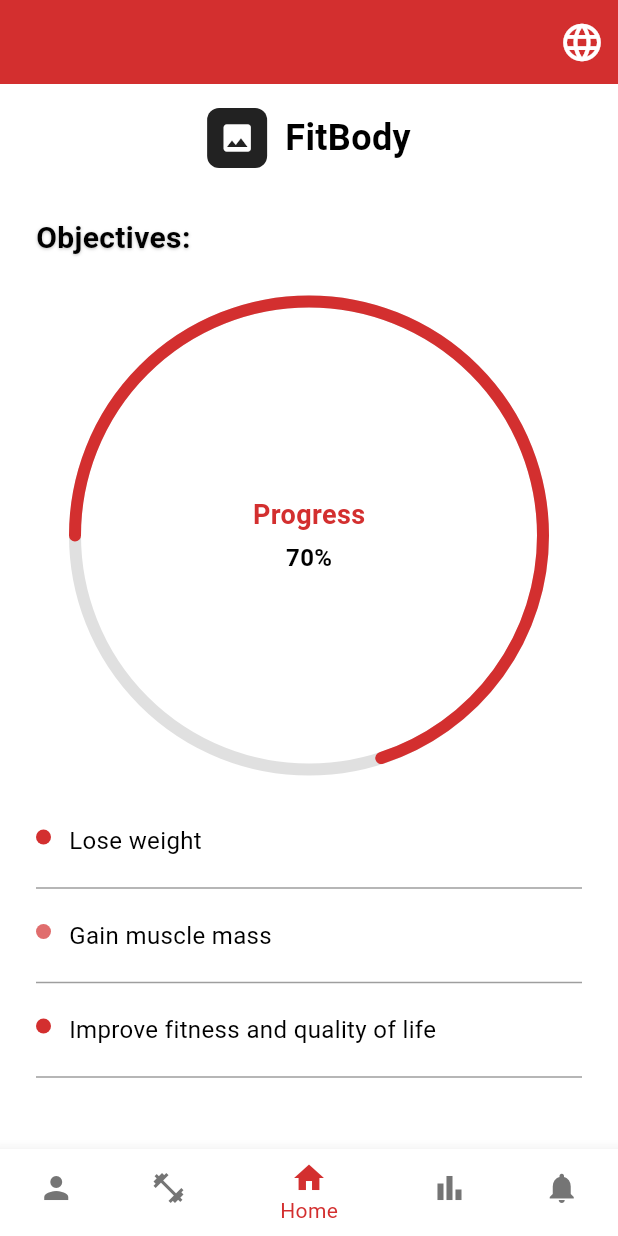
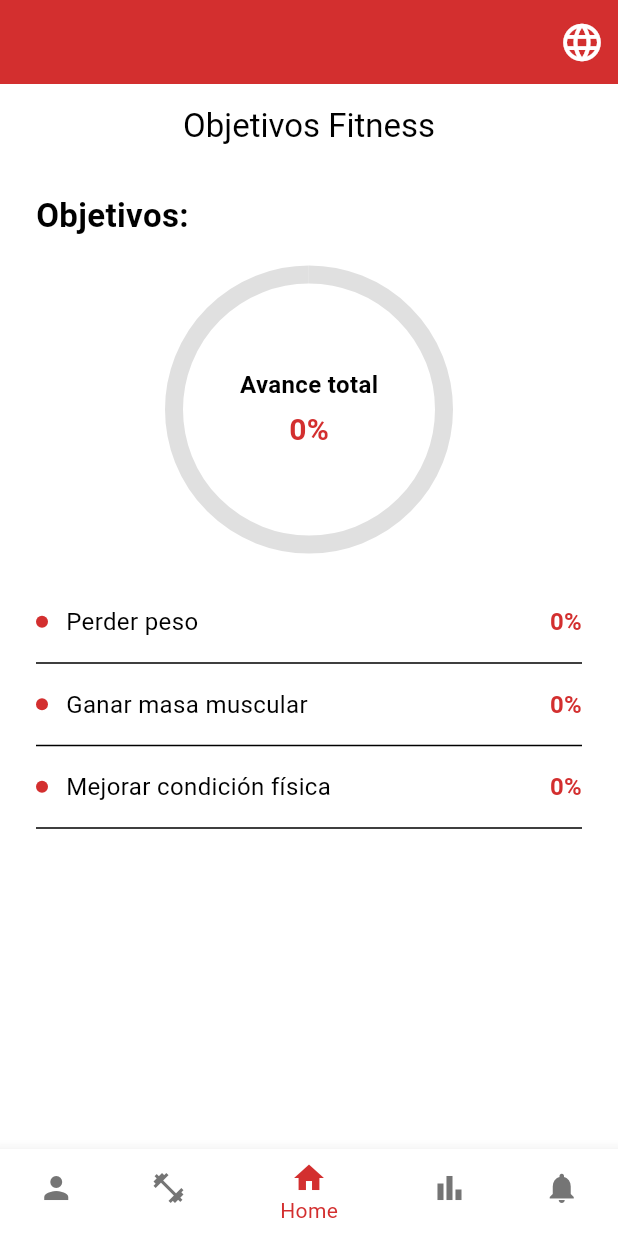
Before and after one commit to anderson2549/FitBuddy, a Flutter app: the MainScreen screen opened by its route, on a phone screen of 412 x 824 dp. Run offline on Flutter 3.47's test engine with Material 3 defaults, Android fonts, the phone set to English and light mode, and no system bars; drawn by our look-alikes of percent_indicator; our stand-ins replace flutter_riverpod, go_router; missing offline and left inert: analyzer, build, source_gen.

Commit message:
feat: HomeView con objetivos dinámicos y progreso por objetivo

```diff
--- a/lib/l10n/app_localizations_en.dart
+++ b/lib/l10n/app_localizations_en.dart
@@ -203,7 +203,8 @@ class AppLocalizationsEn extends AppLocalizations {
   String get password_required_text => 'Password is required.';
 
   @override
-  String get password_min_length_text => 'Password must be at least 6 characters.';
+  String get password_min_length_text =>
+      'Password must be at least 6 characters.';
 
   @override
   String get forgot_password_text => 'Forgot your password?';
--- a/lib/l10n/app_localizations_es.dart
+++ b/lib/l10n/app_localizations_es.dart
@@ -86,7 +86,8 @@ class AppLocalizationsEs extends AppLocalizations {
   String get objective_gain_muscle => 'Ganar masa muscular';
 
   @override
-  String get objective_improve_fitness => 'Mejorar la condición física y calidad de vida';
+  String get objective_improve_fitness =>
+      'Mejorar la condición física y calidad de vida';
 
   @override
   String get back_button => 'Atrás';
@@ -203,7 +204,8 @@ class AppLocalizationsEs extends AppLocalizations {
   String get password_required_text => 'La contraseña es obligatoria.';
 
   @override
-  String get password_min_length_text => 'La contraseña debe tener al menos 6 caracteres.';
+  String get password_min_length_text =>
+      'La contraseña debe tener al menos 6 caracteres.';
 
   @override
   String get forgot_password_text => '¿Olvidaste tu contraseña?';
--- a/lib/presentations/screens/main/views/home_view.dart
+++ b/lib/presentations/screens/main/views/home_view.dart
@@ -1,139 +1,167 @@
-import 'package:fitbuddy/core/widgets/atoms/text_translation.dart';
 import 'package:flutter/material.dart';
-import 'package:percent_indicator/percent_indicator.dart';
+import 'package:flutter_riverpod/flutter_riverpod.dart';
+import 'package:fitbuddy/providers/progress_provider.dart';
 
-class HomeView extends StatelessWidget {
-  const HomeView({super.key});
+class HomeView extends ConsumerWidget {
+  const HomeView({Key? key}) : super(key: key);
 
   @override
-  Widget build(BuildContext context) {
+  Widget build(BuildContext context, WidgetRef ref) {
     const red = Color(0xFFD32F2F);
 
-    Widget buildObjectiveItem(String key, Color dotColor) {
-      return Column(
-        children: [
-          Row(
+    // 1️⃣ Mapeo de objetivos → lista de ejercicios asociados
+    const objectiveMap = {
+      'Perder peso': ['Calentamiento', 'Trotar'],
+      'Ganar masa muscular': [
+        'Abdomen - cintura',
+        'Pierna - Pantorrilla - Glúteo',
+        'Pecho',
+        'Bíceps - Antebrazo',
+        'Tríceps',
+        'Espalda - Lumbar',
+        'Hombro - Trapecio',
+      ],
+      'Mejorar condición física': [
+        'Calentamiento',
+        'Trotar',
+        'Abdomen - cintura',
+        'Pierna - Pantorrilla - Glúteo',
+      ],
+    };
+
+    // 2️⃣ Obtengo todos los ejercicios hechos hoy
+    final data = ref.watch(progressProvider);
+    final todayKey = DateTime.now().toIso8601String().substring(0, 10);
+    final todaysExercises = data[todayKey]?.exercises ?? [];
+
+    // 3️⃣ Calculo porcentajes por objetivo
+    final Map<String, double> objPercents = {};
+    for (var entry in objectiveMap.entries) {
+      final totalItems = entry.value.length;
+      final done = todaysExercises.where((e) => entry.value.contains(e)).length;
+      objPercents[entry.key] = (done / totalItems).clamp(0.0, 1.0);
+    }
+
+    return Scaffold(
+      appBar: AppBar(
+        title: const Text('Objetivos Fitness'),
+        centerTitle: true,
+        backgroundColor: Colors.white,
+        foregroundColor: Colors.black,
+        elevation: 0,
+      ),
+      body: SafeArea(
+        child: Padding(
+          padding: const EdgeInsets.symmetric(horizontal: 24, vertical: 16),
+          child: Column(
             crossAxisAlignment: CrossAxisAlignment.start,
             children: [
-              Container(
-                width: 10,
-                height: 10,
-                margin: const EdgeInsets.only(top: 4),
-                decoration: BoxDecoration(
-                  color: dotColor,
-                  shape: BoxShape.circle,
-                ),
+              const Text(
+                'Objetivos:',
+                style: TextStyle(fontSize: 22, fontWeight: FontWeight.bold),
               ),
-              const SizedBox(width: 12),
-              Expanded(
-                child: TextTranslation(
-                  key,
-                  style: const TextStyle(fontSize: 16),
-                ),
-              ),
-            ],
-          ),
-          const SizedBox(height: 12),
-          const Divider(color: Colors.grey),
-          const SizedBox(height: 12),
-        ],
-      );
-    }
+              const SizedBox(height: 24),
 
-    return SafeArea(
-      child: SingleChildScrollView(
-        padding: const EdgeInsets.symmetric(horizontal: 24, vertical: 16),
-        child: Column(
-          crossAxisAlignment: CrossAxisAlignment.start,
-          children: [
-            // Logo + título centrados
-            Center(
-              child: Row(
-                mainAxisSize: MainAxisSize.min,
-                children: [
-                  Container(
-                    width: 40,
-                    height: 40,
-                    decoration: BoxDecoration(
-                      color: Colors.black87,
-                      borderRadius: BorderRadius.circular(8),
+              // — Gráfico circular global (opcional) —
+              Center(
+                child: Stack(
+                  alignment: Alignment.center,
+                  children: [
+                    SizedBox(
+                      width: 180,
+                      height: 180,
+                      child: CircularProgressIndicator(
+                        value: 1,
+                        strokeWidth: 12,
+                        color: Colors.grey[300],
+                      ),
                     ),
-                    child: const Icon(Icons.image, color: Colors.white),
-                  ),
-                  const SizedBox(width: 12),
-                  TextTranslation(
-                    'home_title',
-                    style: TextStyle(fontSize: 24, fontWeight: FontWeight.bold),
-                  ),
-                ],
-              ),
-            ),
-
-            const SizedBox(height: 32),
-
-            // Título con sombra
-            TextTranslation(
-              'objectives_title',
-              style: TextStyle(
-                fontSize: 20,
-                fontWeight: FontWeight.bold,
-                shadows: [
-                  Shadow(
-                    offset: Offset(0, 1),
-                    blurRadius: 2,
-                    color: Colors.black26,
-                  ),
-                ],
-              ),
-            ),
-
-            const SizedBox(height: 24),
-
-            // Indicador circular animado
-            Center(
-              child: CircularPercentIndicator(
-                radius: 160,
-                lineWidth: 8,
-                percent: 0.7,
-                animation: true,
-                animationDuration: 1200,
-                startAngle: 270,
-                circularStrokeCap: CircularStrokeCap.round,
-                backgroundColor: Colors.grey[300]!,
-                progressColor: red,
-                center: Column(
-                  mainAxisSize: MainAxisSize.min,
-                  children: [
-                    TextTranslation(
-                      'progress_label',
-                      style: TextStyle(
-                        fontSize: 18,
-                        fontWeight: FontWeight.w600,
+                    SizedBox(
+                      width: 180,
+                      height: 180,
+                      child: CircularProgressIndicator(
+                        // promedio de los 3 objetivos
+                        value: objPercents.values.fold(0.0, (a, b) => a + b) /
+                            objPercents.length,
+                        strokeWidth: 12,
                         color: red,
                       ),
                     ),
-                    const SizedBox(height: 4),
-                    const Text(
-                      '70%',
-                      style: TextStyle(
-                        fontSize: 16,
-                        fontWeight: FontWeight.bold,
-                      ),
+                    Column(
+                      mainAxisSize: MainAxisSize.min,
+                      children: [
+                        const Text(
+                          'Avance total',
+                          style: TextStyle(
+                            fontSize: 16,
+                            fontWeight: FontWeight.bold,
+                          ),
+                        ),
+                        const SizedBox(height: 4),
+                        Text(
+                          '${((objPercents.values.fold(0.0, (a, b) => a + b) / objPercents.length) * 100).round()}%',
+                          style: const TextStyle(
+                            fontSize: 20,
+                            fontWeight: FontWeight.bold,
+                            color: red,
+                          ),
+                        ),
+                      ],
                     ),
                   ],
                 ),
               ),
-            ),
 
-            const SizedBox(height: 32),
+              const SizedBox(height: 32),
 
-            // Lista de objetivos
-            buildObjectiveItem('objective_lose_weight', red),
-            buildObjectiveItem('objective_gain_muscle', red.withOpacity(0.7)),
-            buildObjectiveItem('objective_improve_fitness', red),
-          ],
+              // — Lista de cada objetivo con su porcentaje individual —
+              ...objectiveMap.keys.map((label) {
+                final pct = objPercents[label] ?? 0.0;
+                final pctText = '${(pct * 100).round()}%';
+                return Column(
+                  children: [
+                    _buildObjectiveRow(label, pctText, red),
+                    const Divider(),
+                  ],
+                );
+              }).toList(),
+            ],
+          ),
         ),
       ),
     );
   }
+
+  Widget _buildObjectiveRow(String label, String pct, Color dotColor) {
+    return Padding(
+      padding: const EdgeInsets.symmetric(vertical: 8),
+      child: Row(
+        children: [
+          Container(
+            width: 8,
+            height: 8,
+            decoration: BoxDecoration(
+              color: dotColor,
+              shape: BoxShape.circle,
+            ),
+          ),
+          const SizedBox(width: 12),
+          Expanded(
+            child: Text(
+              label,
+              style: const TextStyle(fontSize: 16),
+            ),
+          ),
+          Text(
+            pct,
+            style: TextStyle(
+              fontSize: 16,
+              fontWeight: FontWeight.bold,
+              color: dotColor,
+            ),
+          ),
+        ],
+      ),
+    );
+  }
 }
--- a/lib/presentations/screens/main/views/notificaciones_view.dart
+++ b/lib/presentations/screens/main/views/notificaciones_view.dart
@@ -1,4 +1,23 @@
 import 'package:flutter/material.dart';
+
+void main() {
+  runApp(const MyApp());
+}
+
+class MyApp extends StatelessWidget {
+  const MyApp({Key? key}) : super(key: key);
+
+  @override
+  Widget build(BuildContext context) {
+    return MaterialApp(
+      title: 'Notificaciones',
+      theme: ThemeData(
+        primarySwatch: Colors.red,
+      ),
+      home: const NotificationsView(),
+    );
+  }
+}
 
 class NotificationItem {
   final String title;
@@ -12,7 +31,7 @@ class NotificationItem {
 }
 
 class NotificationsView extends StatefulWidget {
-  const NotificationsView({super.key});
+  const NotificationsView({Key? key}) : super(key: key);
 
   @override
   State<NotificationsView> createState() => _NotificationsViewState();
@@ -22,8 +41,7 @@ class _NotificationsViewState extends State<NotificationsView> {
   final List<NotificationItem> items = [
     NotificationItem(
       title: 'Extendimos los horarios',
-      subtitle:
-          'Festivos de 8:00 a 4:00.\nLunes a Viernes 5:00 AM a 11:30PM...',
+      subtitle: 'Festivos de 8:00 a 4:00.\nLunes a Viernes 5:00 AM a 11:30PM...',
       timeAgo: '8m ago',
     ),
     NotificationItem(
@@ -46,9 +64,17 @@ class _NotificationsViewState extends State<NotificationsView> {
   ];
 
   void _removeItem(int index) {
+    final removed = items[index];
     setState(() {
       items.removeAt(index);
     });
+    ScaffoldMessenger.of(context).showSnackBar(
+      SnackBar(
+        content:
+            Text('Notificación “${removed.title}” eliminada correctamente'),
+        duration: const Duration(seconds: 2),
+      ),
+    );
   }
 
   @override
@@ -56,24 +82,23 @@ class _NotificationsViewState extends State<NotificationsView> {
     const horizontalPadding = 24.0;
     const verticalPadding = 16.0;
 
-    return SafeArea(
+    return Scaffold(
+      appBar: AppBar(
+        title: const Text('Notificaciones'),
+        centerTitle: true,
+        backgroundColor: Colors.white,
+        foregroundColor: Colors.black,
+        elevation: 0,
+      ),
+      body: SafeArea(
         child: Padding(
           padding: const EdgeInsets.symmetric(
             horizontal: horizontalPadding,
             vertical: verticalPadding,
           ),
           child: Column(
-          crossAxisAlignment: CrossAxisAlignment.stretch,
             children: [
-            // Título centrado
-            const Text(
-              'Notificaciones',
-              textAlign: TextAlign.center,
-              style: TextStyle(fontSize: 22, fontWeight: FontWeight.bold),
-            ),
-            const SizedBox(height: 16),
-
-            // Lista de notificaciones
+              const SizedBox(height: 8),
               Expanded(
                 child: ListView.separated(
                   itemCount: items.length,
@@ -83,25 +108,15 @@ class _NotificationsViewState extends State<NotificationsView> {
                     return Dismissible(
                       key: Key('notification_${index}_${item.title}'),
                       direction: DismissDirection.endToStart,
-                    onDismissed: (direction) {
-                      _removeItem(index);
-                      ScaffoldMessenger.of(context).showSnackBar(
-                        SnackBar(
-                          content: Text(
-                            'Notificación "${item.title}" eliminada',
-                          ),
-                          duration: const Duration(seconds: 2),
-                        ),
-                      );
-                    },
+                      onDismissed: (_) => _removeItem(index),
                       background: Container(
                         color: Colors.red,
+                        alignment: Alignment.centerRight,
                         padding: const EdgeInsets.symmetric(horizontal: 20),
-                      alignment: Alignment.centerRight,
-                      child: const Row(
+                        child: Row(
                           mainAxisAlignment: MainAxisAlignment.end,
-                        children: [
-                          Icon(Icons.delete, color: Colors.white, size: 24),
+                          children: const [
+                            Icon(Icons.delete, color: Colors.white),
                             SizedBox(width: 8),
                             Text(
                               'Eliminar',
@@ -118,15 +133,22 @@ class _NotificationsViewState extends State<NotificationsView> {
                         child: Row(
                           crossAxisAlignment: CrossAxisAlignment.start,
                           children: [
-                          // Placeholder de imagen
+                            // Icono en vez de imagen
                             Container(
                               width: 48,
                               height: 48,
+                              alignment: Alignment.center,
                               decoration: BoxDecoration(
-                              color: Colors.grey[300],
+                                color: Colors.grey[200],
                                 borderRadius: BorderRadius.circular(8),
                               ),
+                              child: Icon(
+                                Icons.notifications,
+                                size: 28,
+                                color: Colors.grey[700],
                               ),
+                            ),
+
                             const SizedBox(width: 12),
 
                             // Texto de título y subtítulo
@@ -156,6 +178,7 @@ class _NotificationsViewState extends State<NotificationsView> {
                             ),
 
                             const SizedBox(width: 8),
+
                             // Timestamp
                             Text(
                               item.timeAgo,
@@ -174,6 +197,7 @@ class _NotificationsViewState extends State<NotificationsView> {
             ],
           ),
         ),
+      ),
     );
   }
 }
```
Also changed, not shown: lib/l10n/app_localizations.dart (+21 -16 lines), pubspec.lock. Lines whose indentation alone changed are shown as unchanged.
